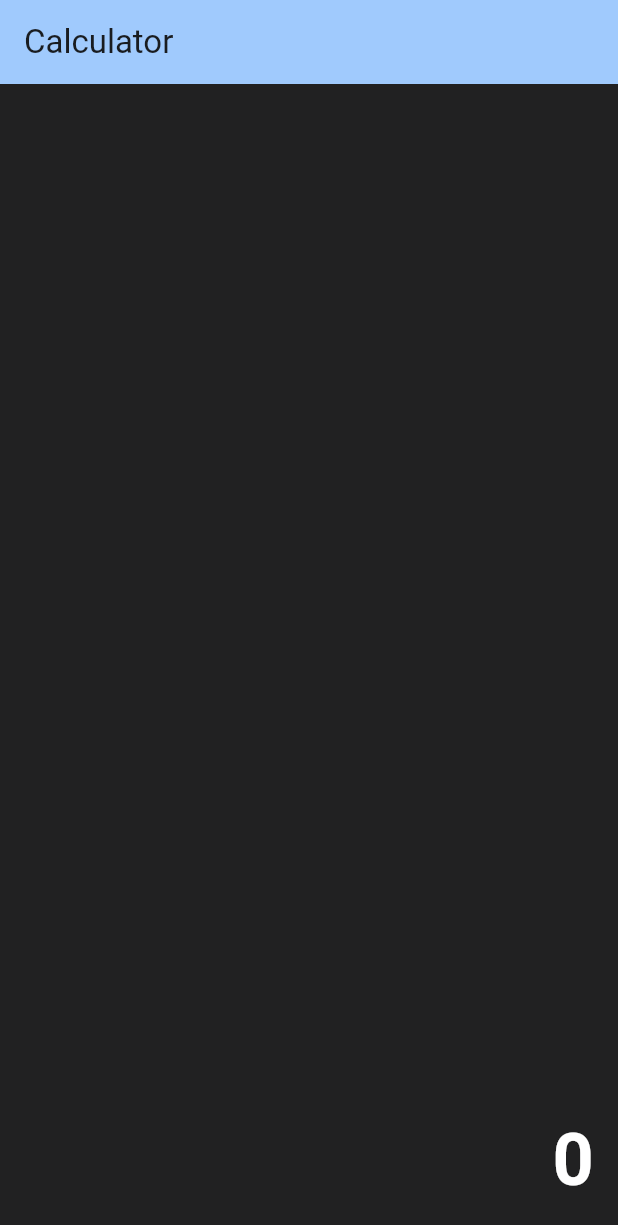
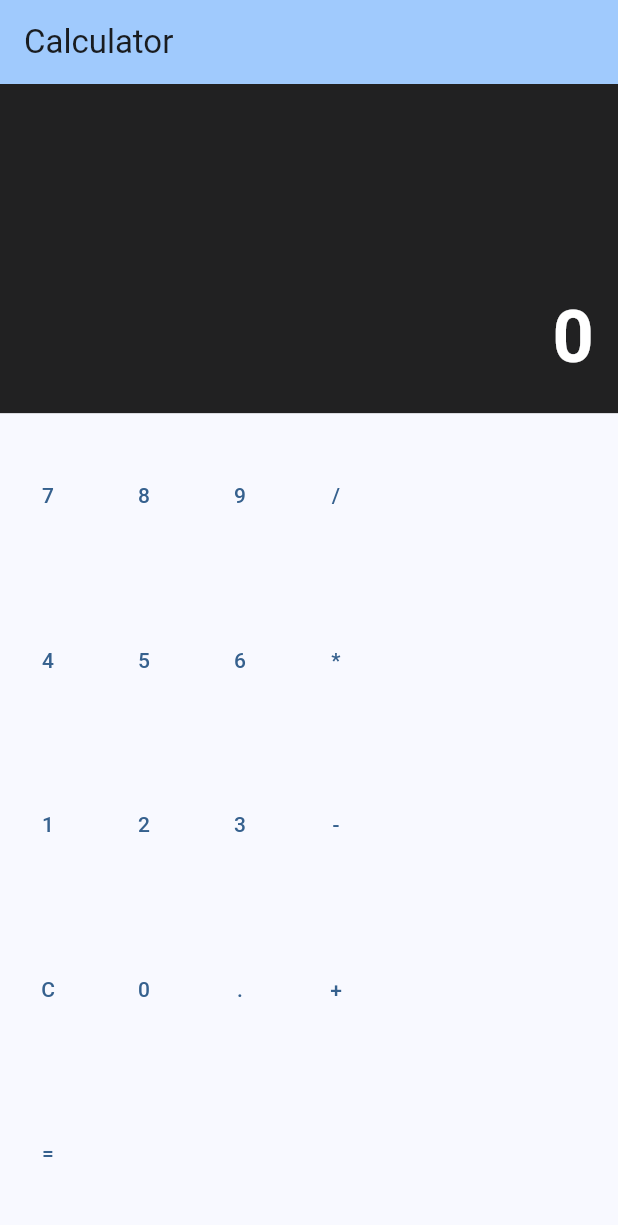
Before and after one commit to princeampofo/calculatorapp, a Flutter app: the screen it shows after launch, on a phone screen of 412 x 824 dp. Shown: the top 1225 px of the screen. Run offline on Flutter 3.47's test engine with Material 3 defaults, Android fonts, the phone set to English and light mode, and no system bars.

Commit message:
added calculator buttons

```diff
--- a/lib/main.dart
+++ b/lib/main.dart
@@ -57,6 +57,66 @@ class _CalculatorHomePageState extends State<CalculatorHomePage> {
               ),
             ),
           ),
+
+          // Calculator buttons
+          Expanded(
+            flex: 5,
+            child: Column(
+              children: [
+                Expanded(
+                  child: Row(
+                    children: [
+                      TextButton(onPressed: () {},child: Text('7')),
+                      TextButton(onPressed: () {},child: Text('8')),
+                      TextButton(onPressed: () {},child: Text('9')),
+                      TextButton(onPressed: () {},child: Text('/')),
+                    ],
+                  ),
+                ),
+
+                Expanded(
+                  child: Row(
+                    children: [
+                      TextButton(onPressed: () {}, child: Text('4')),
+                      TextButton(onPressed: () {}, child: Text('5')),
+                      TextButton(onPressed: () {}, child: Text('6')),
+                      TextButton(onPressed: () {}, child: Text('*')),
+                    ],
+                  ),
+                ),
+
+                Expanded(
+                  child: Row(
+                    children: [
+                      TextButton(onPressed: () {}, child: Text('1')),
+                      TextButton(onPressed: () {}, child: Text('2')),
+                      TextButton(onPressed: () {}, child: Text('3')),
+                      TextButton(onPressed: () {}, child: Text('-')),
+                    ],
+                  ),
+                ),
+
+                Expanded(
+                  child: Row(
+                    children: [
+                      TextButton(onPressed: () {}, child: Text('C')),
+                      TextButton(onPressed: () {}, child: Text('0')),
+                      TextButton(onPressed: () {}, child: Text('.')),
+                      TextButton(onPressed: () {}, child: Text('+')),
+                    ],
+                  ),
+                ),
+
+                Expanded(
+                  child: Row(
+                    children: [
+                      TextButton(onPressed: () {}, child: Text('=')),
+                    ],
+                  ),
+                ),
+              ],
+            ),
+          ),
         ],
       ),
     );
```
